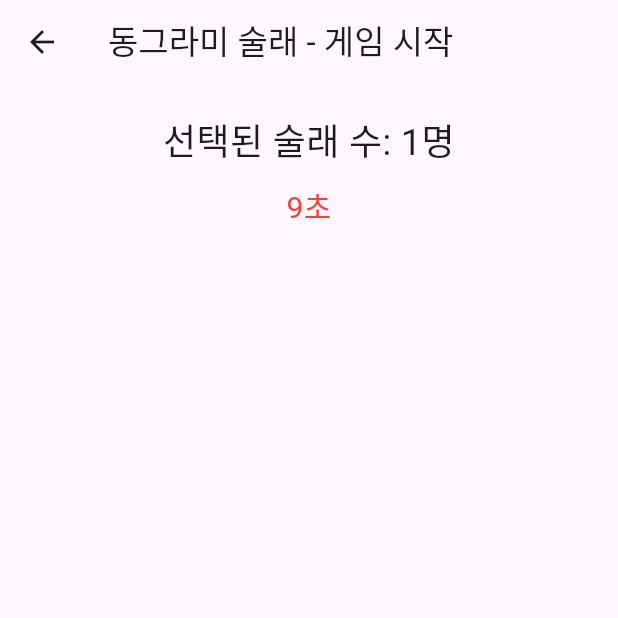
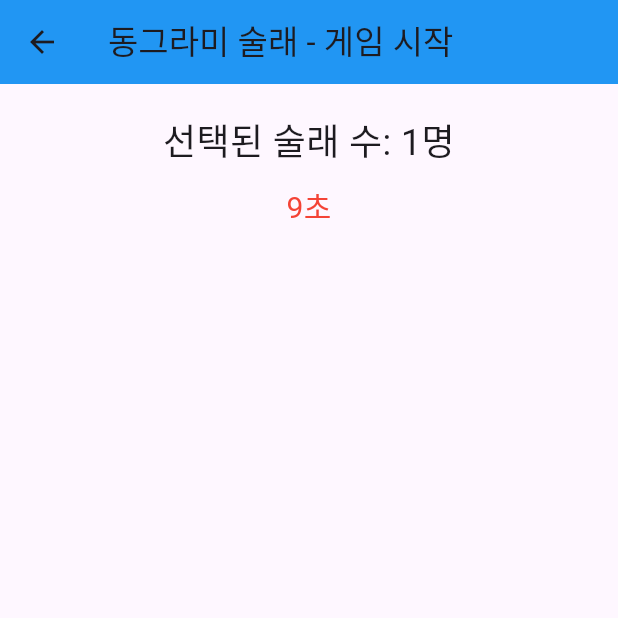
Before and after one commit to DroptheMoney50M/bokbokgame, a Flutter app: the CircleGame_Play screen opened directly, after a tap on "확인", on a phone screen of 412 x 824 dp, the top half of it. Run offline on Flutter 3.47's test engine with Material 3 defaults, Android fonts, the phone set to English and light mode, and no system bars.

```diff
--- a/lib/circle_game.dart
+++ b/lib/circle_game.dart
@@ -1,6 +1,8 @@
 import 'package:flutter/material.dart';
 
 import 'circle_game_Play.dart';
+
+const Color appBarToneColor = Colors.blue; // Define a constant tone color for AppBar
 
 class CircleGamePage extends StatelessWidget {
   const CircleGamePage({super.key});
@@ -10,6 +12,7 @@ class CircleGamePage extends StatelessWidget {
     return Scaffold(
       appBar: AppBar(
         title: const Text('동그라미 술래'),
+        backgroundColor: appBarToneColor, // Apply the tone color
       ),
       body: Center( // Wrap Column with Center widget
         child: Column(
--- a/lib/circle_game_Play.dart
+++ b/lib/circle_game_Play.dart
@@ -1,5 +1,7 @@
 import 'package:flutter/material.dart';
 import 'dart:async'; // Timer 사용을 위해 추가
+
+const Color appBarToneColor = Colors.blue; // Define a constant tone color for AppBar
 
 class CircleGame_Play extends StatefulWidget {
   const CircleGame_Play({super.key});
@@ -16,6 +18,7 @@ class _CircleGame_PlayState extends State<CircleGame_Play> {
     return Scaffold(
       appBar: AppBar(
         title: const Text('동그라미 술래 - 설정'),
+        backgroundColor: appBarToneColor, // Apply the tone color
       ),
       body: Center( // Column 위젯을 Center 위젯으로 감싸기
         child: Column(
@@ -98,15 +101,18 @@ class _CircleGameLogicState extends State<CircleGameLogic> with TickerProviderSt
   ];
   late AnimationController animationController;
   late Tween<double> sizeTween;
+  Timer? countdownTimer; // 카운트다운 타이머
 
   @override
   void initState() {
     super.initState();
-    Timer.periodic(const Duration(seconds: 1), (timer) {
+    countdownTimer = Timer.periodic(const Duration(seconds: 1), (timer) {
       if (countdown > 0) {
+        if (mounted) { // 위젯이 트리에 있는지 확인
           setState(() {
             countdown--; // 카운트다운 감소
           });
+        }
       } else {
         timer.cancel(); // 카운트다운이 0이 되면 타이머 중지
       }
@@ -115,11 +121,12 @@ class _CircleGameLogicState extends State<CircleGameLogic> with TickerProviderSt
       duration: const Duration(seconds: 1),
       vsync: this,
     )..repeat(reverse: true); // 애니메이션 반복
-    sizeTween = Tween<double>(begin: 50, end: 100); // 동그라미 크기 설정
+    sizeTween = Tween<double>(begin: 70, end: 120); // 동그라미 크기를 손가락보다 살짝 크게 설정
   }
 
   @override
   void dispose() {
+    countdownTimer?.cancel(); // 타이머 해제
     animationController.dispose(); // 애니메이션 컨트롤러 해제
     super.dispose();
   }
@@ -129,17 +136,36 @@ class _CircleGameLogicState extends State<CircleGameLogic> with TickerProviderSt
     return Scaffold(
       appBar: AppBar(
         title: const Text('동그라미 술래 - 게임 시작'),
+        backgroundColor: appBarToneColor, // Apply the tone color
       ),
       body: GestureDetector(
-        onPanUpdate: (details) { // 손가락 이동 시 호출
+        onTapDown: (details) { // 마우스 클릭 또는 손가락 눌렀을 때 호출
+          if (mounted) { // 위젯이 트리에 있는지 확인
             setState(() {
               touchPositions[details.hashCode] = details.localPosition; // 손가락 위치 업데이트
             });
+          }
+        },
+        onPanUpdate: (details) { // 손가락 이동 시 호출
+          if (mounted) { // 위젯이 트리에 있는지 확인
+            setState(() {
+              touchPositions[details.hashCode] = details.localPosition; // 손가락 위치 업데이트
+            });
+          }
         },
         onPanEnd: (details) { // 손가락을 뗄 때 호출
+          if (mounted) { // 위젯이 트리에 있는지 확인
             setState(() {
               touchPositions.remove(details.hashCode); // 손가락 위치 제거
             });
+          }
+        },
+        onTapUp: (details) { // 마우스 클릭 또는 손가락 뗄 때 호출
+          if (mounted) { // 위젯이 트리에 있는지 확인
+            setState(() {
+              touchPositions.remove(details.hashCode); // 손가락 위치 제거
+            });
+          }
         },
         child: Stack(
           children: [
--- a/lib/number_game.dart
+++ b/lib/number_game.dart
@@ -1,4 +1,6 @@
 import 'package:flutter/material.dart';
+
+const Color appBarToneColor = Colors.blue; // Define a constant tone color for AppBar
 
 class NumberGamePage extends StatelessWidget {
   const NumberGamePage({super.key});
@@ -8,6 +10,7 @@ class NumberGamePage extends StatelessWidget {
     return Scaffold(
       appBar: AppBar(
         title: const Text('숫자 끗'),
+        backgroundColor: appBarToneColor, // Apply the tone color
       ),
       body: const Center(
         child: Text(
--- a/lib/spinner_game.dart
+++ b/lib/spinner_game.dart
@@ -1,4 +1,6 @@
 import 'package:flutter/material.dart';
+
+const Color appBarToneColor = Colors.blue; // Define a constant tone color for AppBar
 
 class SpinnerGamePage extends StatelessWidget {
   const SpinnerGamePage({super.key});
@@ -8,6 +10,7 @@ class SpinnerGamePage extends StatelessWidget {
     return Scaffold(
       appBar: AppBar(
         title: const Text('돌림판 게임'),
+        backgroundColor: appBarToneColor, // Apply the tone color
       ),
       body: const Center(
         child: Text(
```
Lines whose indentation alone changed are shown as unchanged.
